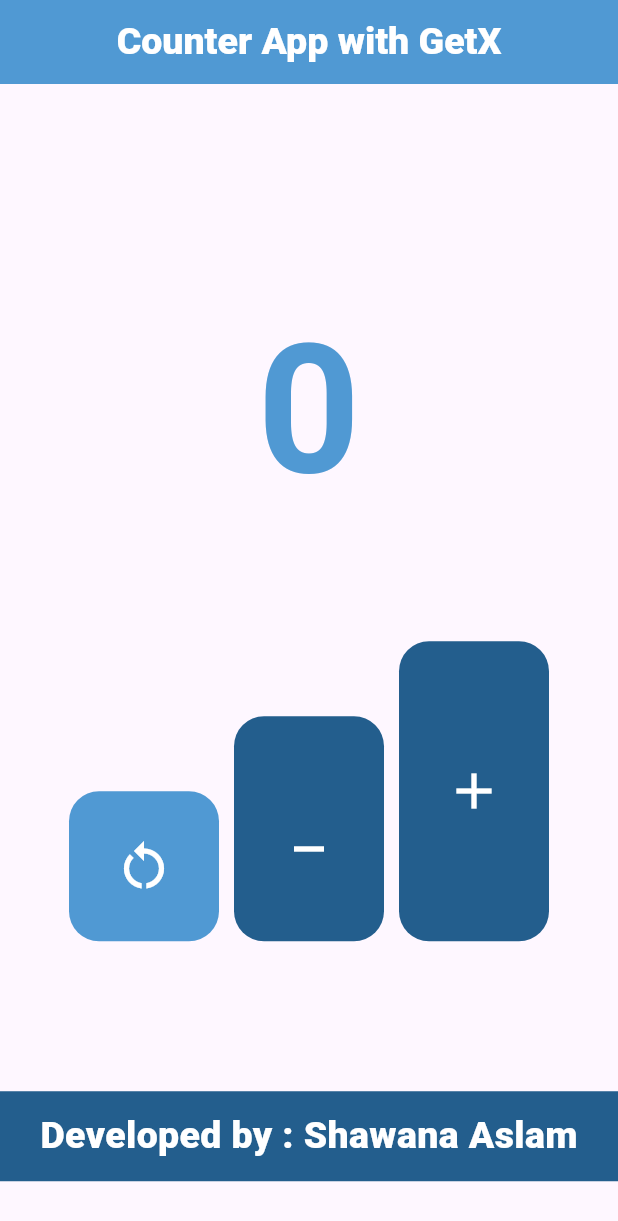
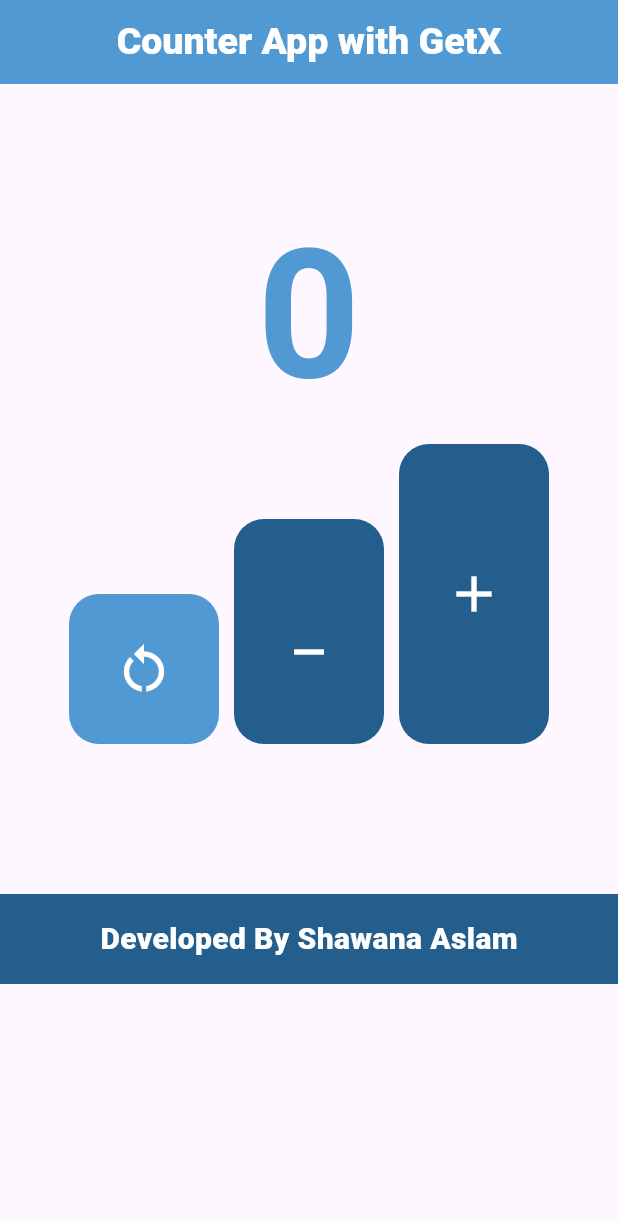
Before and after one commit to ShawanaAslam/GetxCounterApp, a Flutter app: the screen it shows after launch, on a phone screen of 412 x 824 dp. Shown: the top 1221 px of the screen. Run offline on Flutter 3.47's test engine with Material 3 defaults, Android fonts, the phone set to English and light mode, and no system bars; our stand-ins replace get, google_fonts.

Commit message:
Update home_view.dart

```diff
--- a/lib/src/view/HomeView/home_view.dart
+++ b/lib/src/view/HomeView/home_view.dart
@@ -28,13 +28,12 @@ class _HomeViewState extends State<HomeView> {
           ),
           centerTitle: true),
       body: Center(
-        child: SingleChildScrollView(
         child: Column(
           //mainAxisAlignment: MainAxisAlignment.center,
           //crossAxisAlignment: CrossAxisAlignment.center,
           children: [
             SizedBox(
-                height: 95,
+              height: 68,
             ),
             Obx(
               () => Text(
@@ -45,9 +44,7 @@ class _HomeViewState extends State<HomeView> {
                     fontWeight: FontWeight.w700),
               ),
             ),
-              SizedBox(
-                height: 68,
-              ),
+
             Row(
               mainAxisAlignment: MainAxisAlignment.center,
               crossAxisAlignment: CrossAxisAlignment.center,
@@ -110,19 +107,17 @@ class _HomeViewState extends State<HomeView> {
                 ),
               ],
             ),
-              SizedBox(
-                height: 0,
-              ),
+
             Container(
               height: 60,
               width: double.infinity,
               color: Color(0xff235E8D),
               child: Center(
                 child: Text(
-                    'Developed by : Shawana Aslam',
+                  'Developed By Shawana Aslam',
                   style: GoogleFonts.roboto(
                       color: Colors.white,
-                        fontSize: 25,
+                      fontSize: 20,
                       fontWeight: FontWeight.w800),
                 ),
                 //Text('Developed by: name'),
@@ -131,7 +126,6 @@ class _HomeViewState extends State<HomeView> {
           ],
         ),
       ),
-      ),
     );
   }
 }
```
Lines whose indentation alone changed are shown as unchanged.
